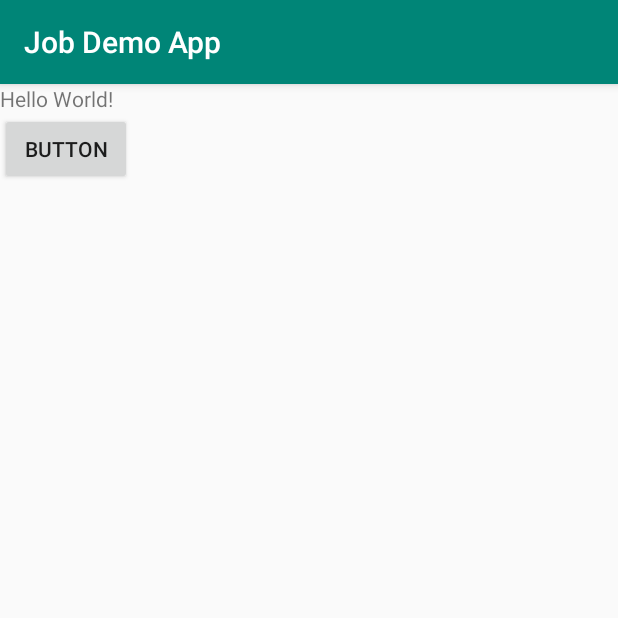
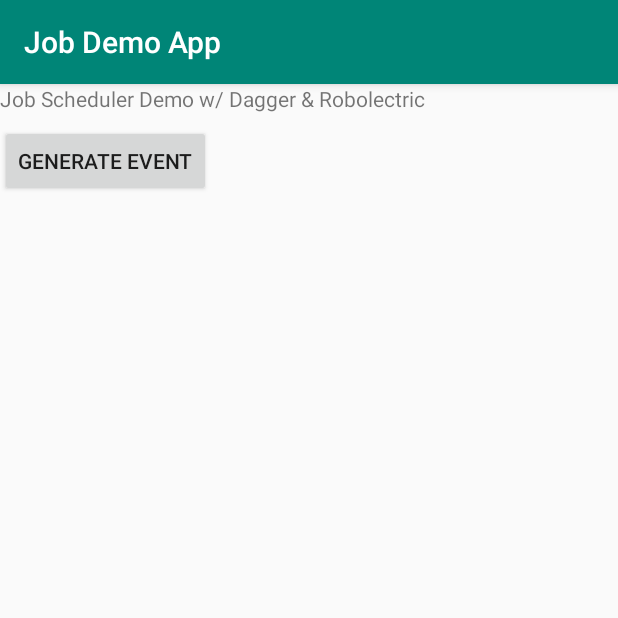
Before and after one commit to ralfoide/misc-exp-public, an Android app: the screen it shows after launch (MainActivity), on a phone screen of 412 x 824 dp, the top half of it. Run offline under Robolectric (Android 15) with nearby library versions, the phone set to English and light mode, and no system bars.

Commit message:
Job Demo: Use androidx RecyclerView with ListAdapter.

```diff
--- a/android/job-demo/app/build.gradle
+++ b/android/job-demo/app/build.gradle
@@ -37,6 +37,8 @@ android {
 dependencies {
     implementation fileTree(dir: "libs", include: ["*.jar"])
     implementation "androidx.appcompat:appcompat:1.1.0"
+    implementation "androidx.recyclerview:recyclerview:1.1.0"
+    implementation "com.google.guava:guava:28.1-android"
 
     implementation "com.google.dagger:dagger:2.25.2"
     annotationProcessor "com.google.dagger:dagger-compiler:2.25.2"
--- a/android/job-demo/app/src/main/java/com/alfray/jobdemo/activities/MainActivity.java
+++ b/android/job-demo/app/src/main/java/com/alfray/jobdemo/activities/MainActivity.java
@@ -5,6 +5,7 @@ import android.util.Log;
 import android.view.View;
 import androidx.annotation.NonNull;
 import androidx.appcompat.app.AppCompatActivity;
+import androidx.recyclerview.widget.RecyclerView;
 import com.alfray.jobdemo.R;
 import com.alfray.jobdemo.app.DemoJobService;
 import com.alfray.jobdemo.app.EventLog;
@@ -18,6 +19,7 @@ public class MainActivity extends AppCompatActivity {
     private IMainActivityComponent mComponent;
 
     @Inject EventLog mEventLog;
+    private RecyclerView mRecyclerView;
 
     @Override
     protected void onCreate(Bundle savedInstanceState) {
@@ -28,6 +30,9 @@ public class MainActivity extends AppCompatActivity {
 
         super.onCreate(savedInstanceState);
         setContentView(R.layout.activity_main);
+
+        mRecyclerView = findViewById(R.id.eventsView);
+        mRecyclerView.setAdapter(mEventLog.getAdapter());
     }
 
     @Override
@@ -60,7 +65,7 @@ public class MainActivity extends AppCompatActivity {
         super.onDestroy();
     }
 
-    public void onButtonClick(View view) {
+    public void onGenerateBtnClick(View view) {
         DemoJobService.scheduleJob(this);
     }
 }
--- a/android/job-demo/app/src/main/java/com/alfray/jobdemo/app/EventLog.java
+++ b/android/job-demo/app/src/main/java/com/alfray/jobdemo/app/EventLog.java
@@ -1,4 +1,13 @@
 package com.alfray.jobdemo.app;
+
+import android.view.View;
+import android.view.ViewGroup;
+import androidx.annotation.NonNull;
+import androidx.recyclerview.widget.DiffUtil;
+import androidx.recyclerview.widget.ListAdapter;
+import androidx.recyclerview.widget.RecyclerView;
+import com.google.common.base.Objects;
+import com.google.common.base.Strings;
 
 import javax.inject.Inject;
 import javax.inject.Singleton;
@@ -8,12 +17,79 @@ import java.util.List;
 @Singleton
 public class EventLog {
 
-    private final List<String> mEvents = new ArrayList<>();
+    private final List<Event> mEvents = new ArrayList<>();
+
+    private EventLogAdapter mAdapter;
 
     @Inject
     public EventLog() {}
 
     public void add(String msg) {
-        mEvents.add(msg);
+        mEvents.add(new Event(msg));
+        if (mAdapter != null) {
+            mAdapter.notifyItemInserted(mEvents.size()-1);
+        }
+    }
+
+    public RecyclerView.Adapter getAdapter() {
+        if (mAdapter == null) {
+            mAdapter = new EventLogAdapter();
+        }
+        return mAdapter;
+    }
+
+    public static class Event {
+        private final String mMsg;
+
+        public Event(String msg) {
+            mMsg = msg;
+        }
+
+        public String getMsg() {
+            return mMsg;
+        }
+    }
+
+    public static class EventLogViewHolder extends RecyclerView.ViewHolder {
+        public static EventLogViewHolder create(@NonNull ViewGroup parent) {
+            return null;
+        }
+
+        public EventLogViewHolder(@NonNull View itemView) {
+            super(itemView);
+        }
+
+    }
+
+    public class EventLogAdapter extends ListAdapter<Event, EventLogViewHolder> {
+        public EventLogAdapter() {
+            super(DIFF_CALLBACK);
+        }
+
+        @NonNull
+        @Override
+        public EventLogViewHolder onCreateViewHolder(@NonNull ViewGroup parent, int viewType) {
+            return EventLogViewHolder.create(parent);
+        }
+
+        @Override
+        public void onBindViewHolder(@NonNull EventLogViewHolder holder, int position) {
+            holder.bind(mEvents.get(position));
+        }
+    }
+
+    public static final DiffUtil.ItemCallback<Event> DIFF_CALLBACK =
+            new DiffUtil.ItemCallback<Event>() {
+                @Override
+                public boolean areItemsTheSame(@NonNull Event oldItem, @NonNull Event newItem) {
+                    //noinspection StringEquality
+                    return oldItem.getMsg() == newItem.getMsg();
+                }
+
+                @Override
+                public boolean areContentsTheSame(@NonNull Event oldItem, @NonNull Event newItem) {
+                    return oldItem.getMsg().equalsIgnoreCase(newItem.getMsg());
+                }
+            };
     }
 }
--- a/android/job-demo/app/src/main/res/layout/activity_main.xml
+++ b/android/job-demo/app/src/main/res/layout/activity_main.xml
@@ -3,20 +3,33 @@
         xmlns:tools="http://schemas.android.com/tools"
         android:layout_width="match_parent"
         android:layout_height="match_parent"
-        tools:context=".activities.MainActivity">
+        tools:context=".activities.MainActivity"
+        tools:ignore="HardcodedText"
+        >
 
     <TextView
             android:id="@+id/text"
             android:layout_width="wrap_content"
             android:layout_height="wrap_content"
-            android:text="Hello World!" />
+            android:text="Job Scheduler Demo w/ Dagger &amp; Robolectric"
+            />
 
     <Button
-            android:id="@+id/button"
+            android:id="@+id/generateBtn"
+            android:onClick="onGenerateBtnClick"
             android:layout_width="wrap_content"
             android:layout_height="wrap_content"
             android:layout_below="@id/text"
-            android:onClick="onButtonClick"
-            android:text="Button" />
+            android:layout_marginTop="8dp"
+            android:text="Generate Event"
+            />
+
+    <androidx.recyclerview.widget.RecyclerView
+            android:id="@+id/eventsView"
+            android:layout_width="match_parent"
+            android:layout_height="match_parent"
+            android:layout_below="@+id/generateBtn"
+            android:layout_marginTop="8dp"
+            />
 
 </RelativeLayout>
```
